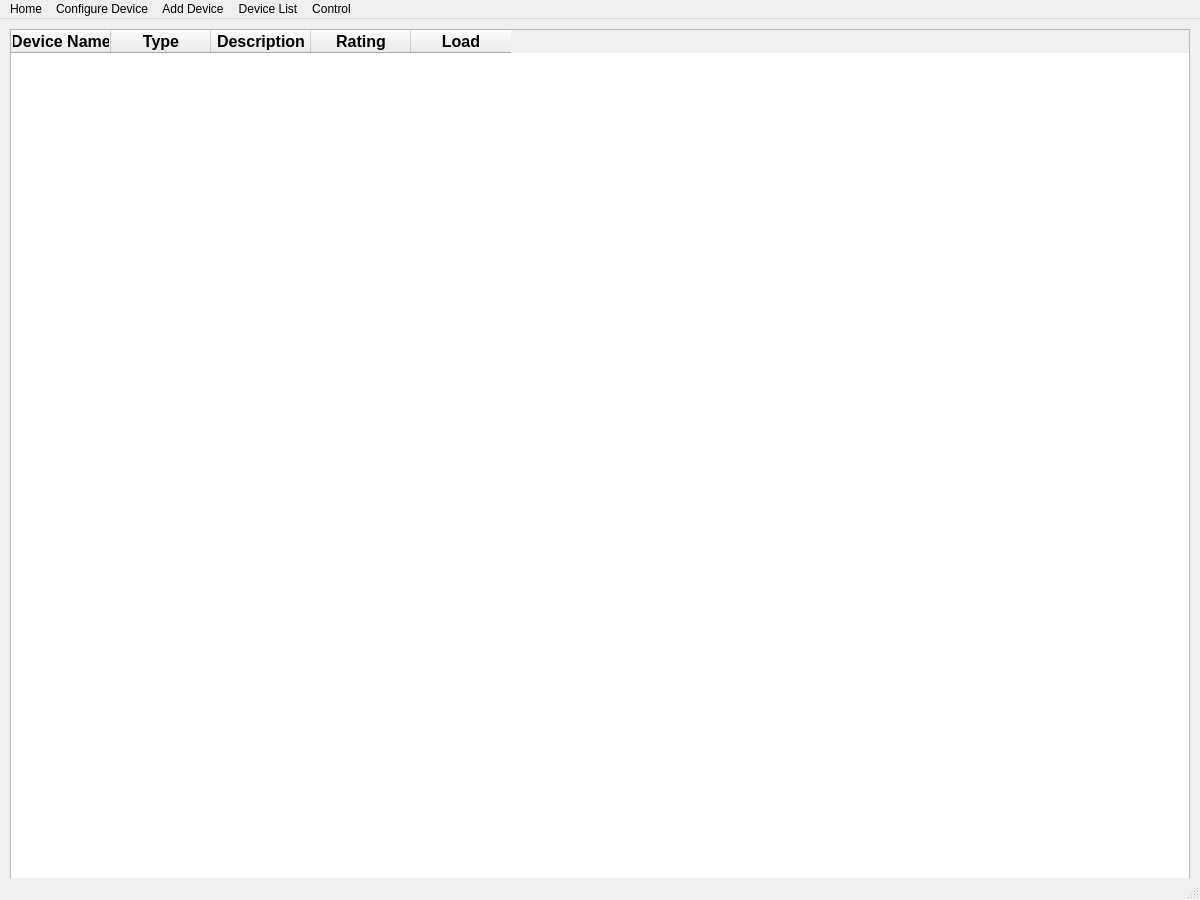
The window that view/DeviceList.ui (abhipray-cpu/home-automatation) describes before a commit, drawn with Qt 5.
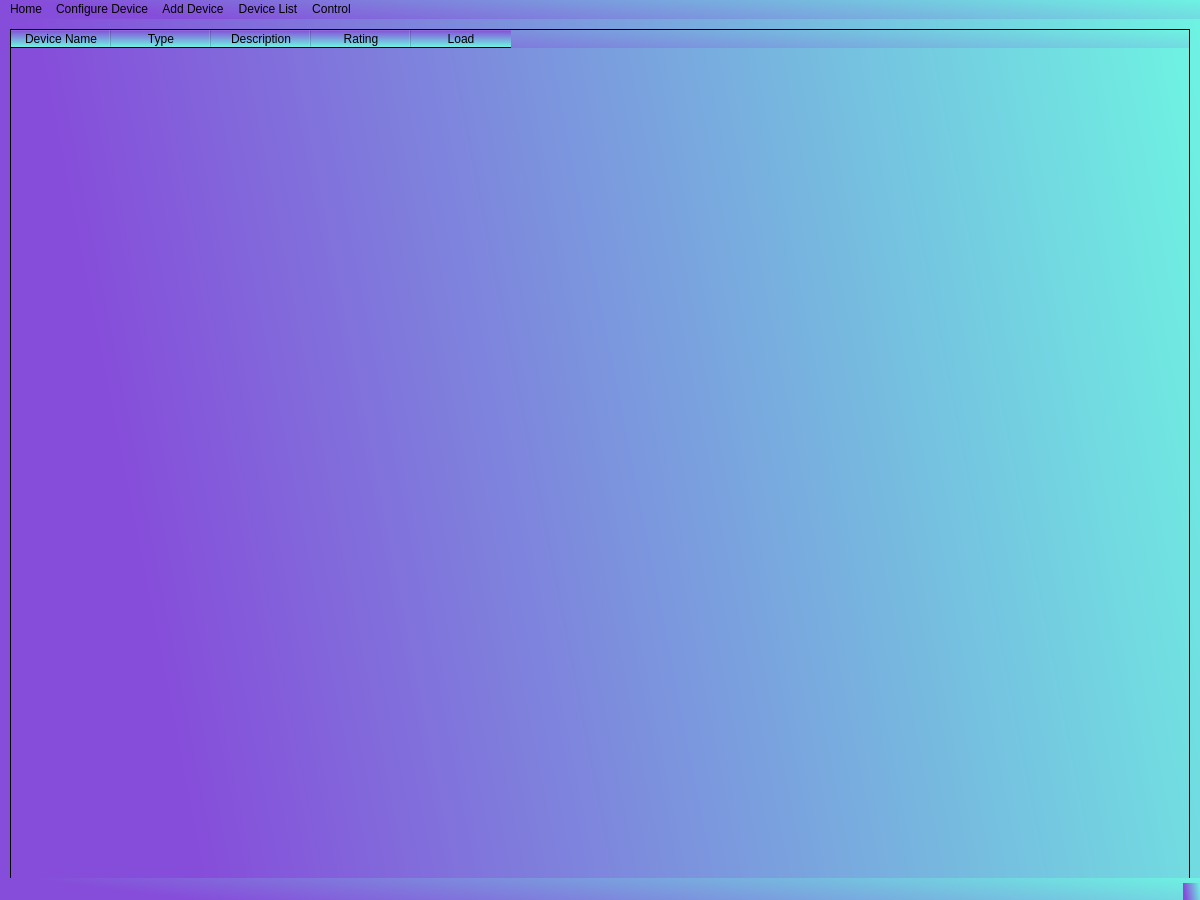
The same window after the commit.

```diff
--- a/view/DeviceList.ui
+++ b/view/DeviceList.ui
@@ -13,6 +13,9 @@
   <property name="windowTitle">
    <string>MainWindow</string>
   </property>
+  <property name="styleSheet">
+   <string notr="true">background-color: qlineargradient(spread:pad, x1:0.039801, y1:0.136, x2:1, y2:0, stop:0 rgba(134, 77, 218, 255), stop:1 rgba(110, 243, 226, 255));</string>
+  </property>
   <widget class="QWidget" name="MainWidget">
    <widget class="QTableWidget" name="TableWidget">
     <property name="geometry">
@@ -25,11 +28,20 @@
     </property>
     <property name="font">
      <font>
-      <pointsize>12</pointsize>
-      <weight>75</weight>
-      <bold>true</bold>
+      <family>Mongolian Baiti</family>
+      <pointsize>13</pointsize>
+      <weight>50</weight>
+      <italic>false</italic>
+      <bold>false</bold>
      </font>
     </property>
+    <property name="styleSheet">
+     <string notr="true">background-color: qlineargradient(spread:pad, x1:0.039801, y1:0.136, x2:1, y2:0, stop:0 rgba(134, 77, 218, 255), stop:1 rgba(110, 243, 226, 255));
+font: 13pt &quot;Mongolian Baiti&quot;;</string>
+    </property>
+    <property name="gridStyle">
+     <enum>Qt::DashDotLine</enum>
+    </property>
     <property name="sortingEnabled">
      <bool>true</bool>
     </property>
```
